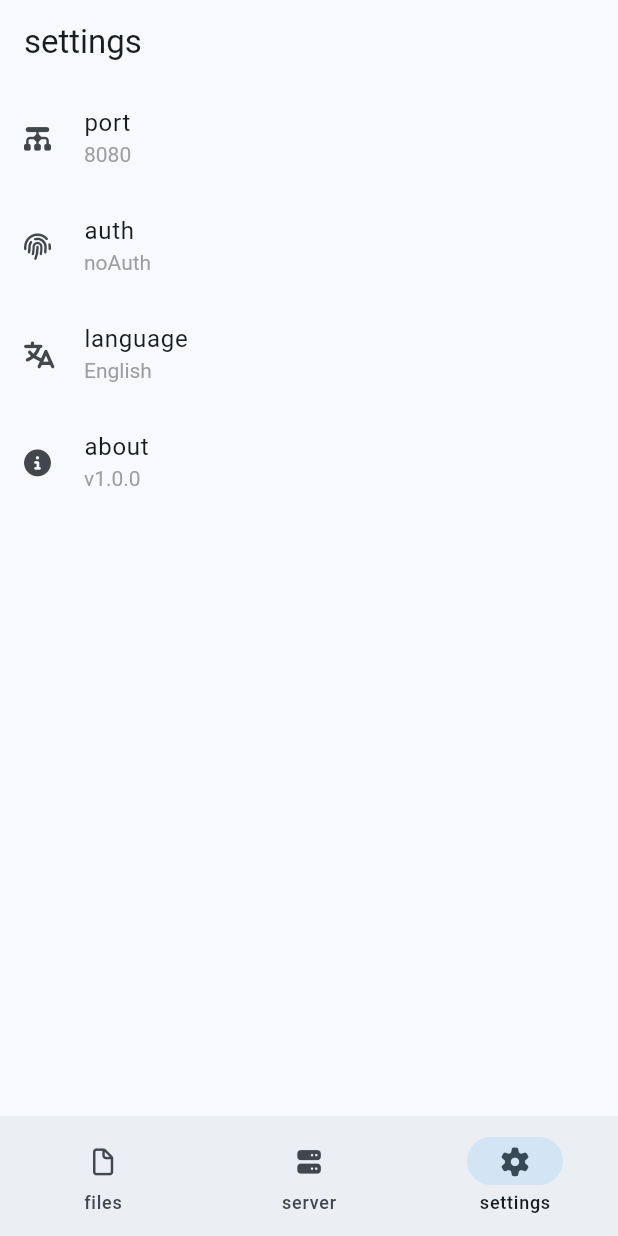
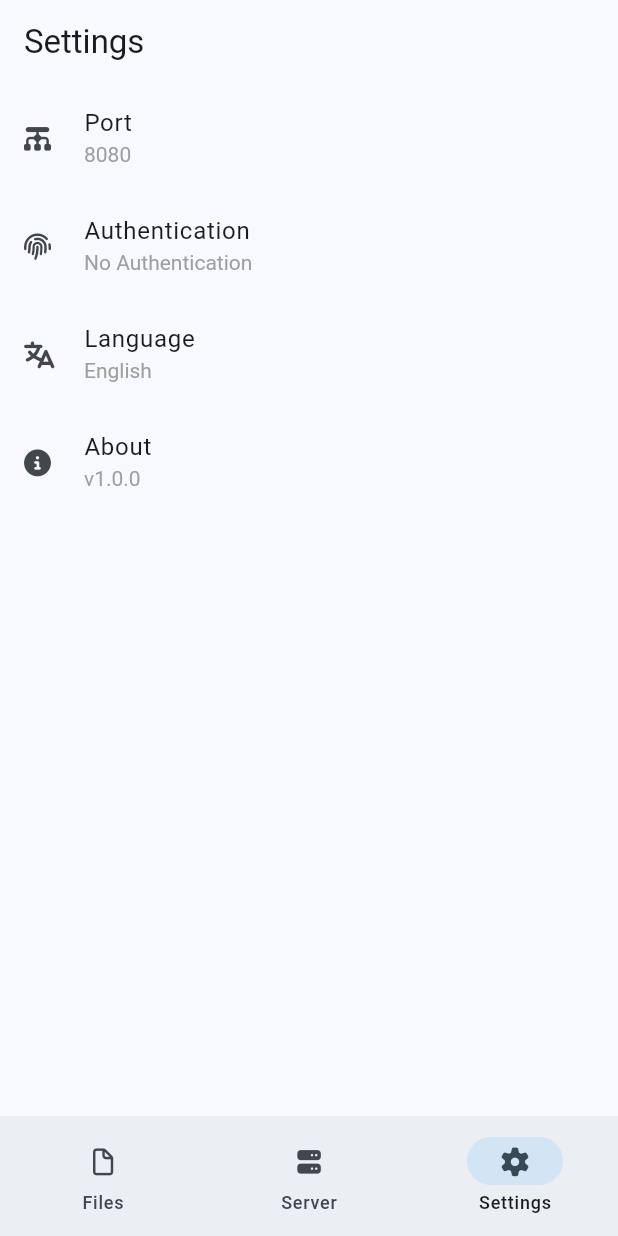
Before and after one commit to Zhoucheng133/Sharer-Mobile, a Flutter app: the screen it shows after launch, item 3 of the bottom bar chosen, on a phone screen of 412 x 824 dp. Run offline on Flutter 3.47's test engine with Material 3 defaults, Android fonts, the phone set to English and light mode, and no system bars; our stand-ins replace file_picker, font_awesome_flutter, get, image_picker, open_file and 3 more; missing offline and left inert: clipboard, dart:ffi; network calls fail.

Commit message:
添加语言包

```diff
--- /dev/null
+++ b/lib/lang/en_us.dart
@@ -0,0 +1,33 @@
+const Map<String, String> enUS = {
+  "files": "Files",
+  'settings': 'Settings',
+  "server": "Server",
+  "noFiles": "No Files",
+  "shareFiles": "Share Local Files",
+  "copySuccess": "Copied Successfully",
+  "copySharedLinkSuccess": "Link Copied",
+  "ok": "OK",
+  "dir": "Directory",
+  "share": "Share",
+  "delete": "Delete",
+  "cancel": "Cancel",
+  "rename": "Rename",
+  "newName": "New Name",
+  "fromFile": "From File",
+  "fromGallery": "From Gallery",
+  "mkdir": "New Directory",
+  "create": "Create",
+  "error": "Error",
+  "dirExists": "Directory Already Exists",
+  "port": "Port",
+  "port_range": "Invalid Port\nPort Range: 1024-65535",
+  "auth": "Authentication",
+  "useAuth": "Use Authentication",
+  "username": "Username",
+  "password": "Password",
+  "noAuth": "No Authentication",
+  "language": "Language",
+  "about": "About",
+  "projectURL": "Project URL",
+  "license": "License",
+};
--- /dev/null
+++ b/lib/lang/zh_tw.dart
@@ -0,0 +1,33 @@
+const Map<String, String> zhTW = {
+  "files": "檔案",
+  'settings': '設定',
+  "server": "伺服器",
+  "noFiles": "沒有檔案",
+  "shareFiles": "共享本機檔案",
+  "copySuccess": "複製成功",
+  "copySharedLinkSuccess": "已複製連結網址",
+  "ok": "好的",
+  "dir": "目錄",
+  "share": "分享",
+  "delete": "刪除",
+  "cancel": "取消",
+  "rename": "重新命名",
+  "newName": "新名稱",
+  "fromFile": "來自檔案",
+  "fromGallery": "來自相簿",
+  "mkdir": "新建目錄",
+  "create": "建立",
+  "error": "錯誤",
+  "dirExists": "目錄已存在",
+  "port": "連接埠",
+  "port_range": "連接埠不合法\n連接埠範圍：1024-65535",
+  "auth": "認證",
+  "useAuth": "使用認證",
+  "username": "使用者名稱",
+  "password": "密碼",
+  "noAuth": "無認證",
+  "language": "語言",
+  "about": "關於",
+  "projectURL": "專案網址",
+  "license": "授權條款",
+};
--- a/lib/main.dart
+++ b/lib/main.dart
@@ -1,7 +1,9 @@
 import 'package:flutter/material.dart';
 import 'package:flutter_localizations/flutter_localizations.dart';
 import 'package:get/get.dart';
+import 'package:sharer_mobile/lang/en_us.dart';
 import 'package:sharer_mobile/lang/zh_cn.dart';
+import 'package:sharer_mobile/lang/zh_tw.dart';
 import 'package:sharer_mobile/main_view.dart';
 import 'package:sharer_mobile/utils/controller.dart';
 
@@ -15,6 +17,8 @@ class MainTranslations extends Translations {
   @override
   Map<String, Map<String, String>> get keys => {
     'zh_CN': zhCN,
+    'zh_TW': zhTW,
+    'en_US': enUS,
   };
 }
 
```
